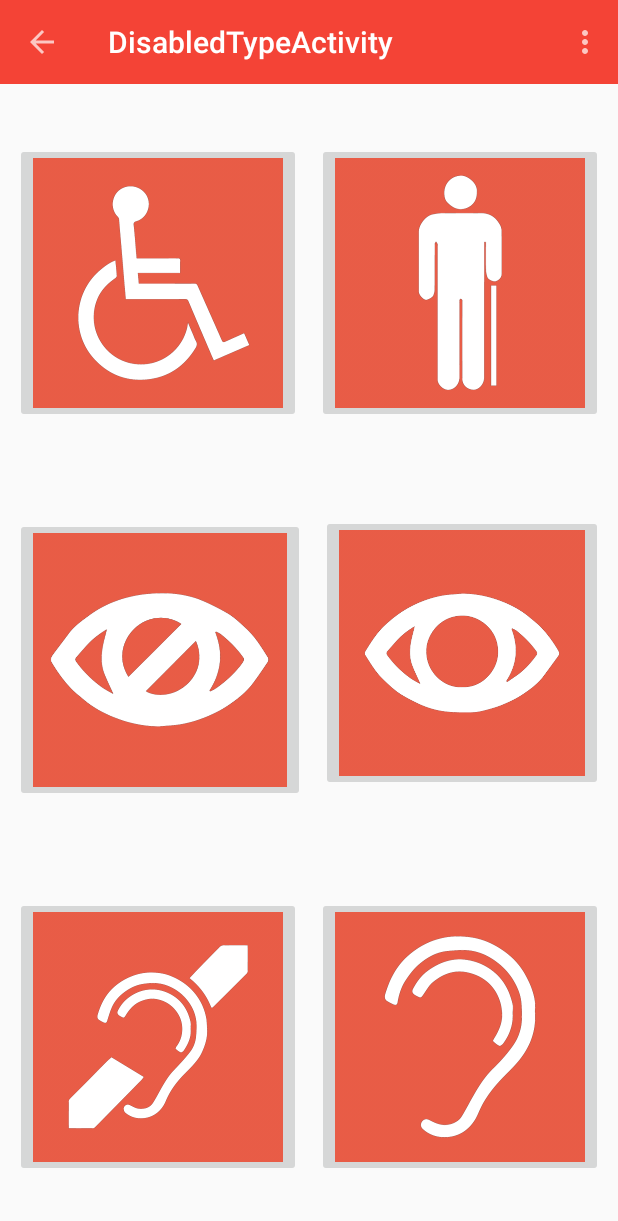
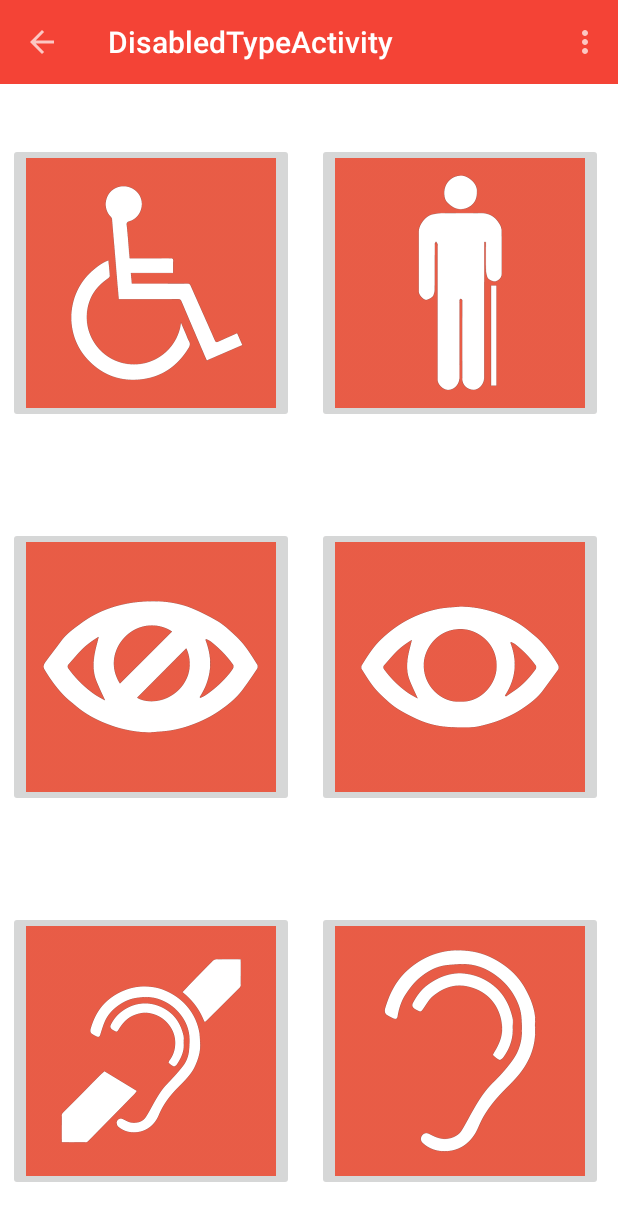
Before and after one commit to Symsystem/handiPlace, an Android app: the DisabledTypeActivity screen opened directly, with no data from a screen before it, on a phone screen of 412 x 824 dp. Shown: the top 1221 px of the screen. Run offline under Robolectric (Android 15) with nearby library versions, the light colour scheme and no system bars.

Commit message:
refactor the disability types icons style

```diff
--- a/app/src/main/res/layout/activity_disabled_type.xml
+++ b/app/src/main/res/layout/activity_disabled_type.xml
@@ -8,7 +8,6 @@
     <include
         layout="@layout/toolbar"
         android:id="@+id/toolbar" />
-
 
     <LinearLayout
         android:orientation="vertical"
@@ -23,31 +22,15 @@
             android:gravity="center_vertical">
 
             <ImageButton
-                    android:layout_width="wrap_content"
-                    android:layout_height="wrap_content"
                     android:id="@+id/disabled_type_1"
                     android:src="@drawable/disabled_icon"
-                    android:layout_weight="1"
-                    android:layout_marginLeft="10dp"
-                    android:layout_marginRight="5dp"
-                    android:adjustViewBounds="true"
-                    android:layout_marginTop="10dp"
-                    android:layout_marginBottom="5dp"
-                    android:scaleType="fitCenter"
+                    style="@style/DisabledTypeButton"
                 />
 
             <ImageButton
-                    android:layout_width="wrap_content"
-                    android:layout_height="wrap_content"
                     android:id="@+id/disabled_type_2"
                     android:src="@drawable/nottotallydisabled"
-                    android:layout_weight="1"
-                    android:layout_marginLeft="5dp"
-                    android:layout_marginRight="10dp"
-                    android:adjustViewBounds="true"
-                    android:layout_marginTop="10dp"
-                    android:layout_marginBottom="5dp"
-                    android:scaleType="fitCenter"
+                    style="@style/DisabledTypeButton"
                 />
         </LinearLayout>
 
@@ -59,31 +42,15 @@
             android:gravity="center_vertical">
 
             <ImageButton
-                    android:layout_width="wrap_content"
-                    android:layout_height="wrap_content"
                     android:id="@+id/disabled_type_3"
                     android:src="@drawable/blind_icon"
-                    android:layout_weight="1"
-                    android:adjustViewBounds="true"
-                    android:layout_marginLeft="10dp"
-                    android:layout_marginRight="5dp"
-                    android:layout_marginBottom="5dp"
-                    android:layout_marginTop="5dp"
-                    android:scaleType="fitCenter"
+                    style="@style/DisabledTypeButton"
                 />
 
             <ImageButton
-                    android:layout_width="wrap_content"
-                    android:layout_height="wrap_content"
                     android:id="@+id/disabled_type_4"
                     android:src="@drawable/tottotallyblind_icon"
-                    android:layout_weight="1"
-                    android:layout_marginLeft="5dp"
-                    android:layout_marginRight="10dp"
-                    android:adjustViewBounds="true"
-                    android:layout_marginTop="5dp"
-                    android:layout_marginBottom="10dp"
-                    android:scaleType="fitCenter"
+                    style="@style/DisabledTypeButton"
                 />
         </LinearLayout>
 
@@ -95,32 +62,18 @@
             android:gravity="center_vertical">
 
             <ImageButton
-                    android:layout_width="wrap_content"
-                    android:layout_height="wrap_content"
                     android:id="@+id/disabled_type_5"
                     android:src="@drawable/deaf_icon"
-                    android:layout_weight="1"
-                    android:adjustViewBounds="true"
-                    android:layout_marginLeft="10dp"
-                    android:layout_marginRight="5dp"
-                    android:layout_marginTop="5dp"
-                    android:layout_marginBottom="10dp"
-                    android:scaleType="fitCenter"
+                    style="@style/DisabledTypeButton"
                 />
 
             <ImageButton
-                    android:layout_width="wrap_content"
-                    android:layout_height="wrap_content"
                     android:id="@+id/disabled_type_6"
                     android:src="@drawable/nottotallydeaf_icon"
-                    android:layout_weight="1"
-                    android:adjustViewBounds="true"
-                    android:layout_marginLeft="5dp"
-                    android:layout_marginTop="5dp"
-                    android:layout_marginRight="10dp"
-                    android:layout_marginBottom="10dp"
-                    android:scaleType="fitCenter"
+                    style="@style/DisabledTypeButton"
                 />
+
+
         </LinearLayout>
     </LinearLayout>
 
--- a/app/src/main/res/values/colors.xml
+++ b/app/src/main/res/values/colors.xml
@@ -8,4 +8,7 @@
     <color name="secondary_text">#727272</color>
     <color name="icons">#FFFFFF</color>
     <color name="divider">#B6B6B6</color>
+
+    <color name="background">#fff</color>
+
 </resources>
--- a/app/src/main/res/values/styles.xml
+++ b/app/src/main/res/values/styles.xml
@@ -1,7 +1,7 @@
 <resources>
 
     <style name="AppTheme.Base" parent="Theme.AppCompat.Light.NoActionBar">
-
+        <item name="android:windowBackground">@color/background</item>
     </style>
 
     <style name="AppTheme" parent="AppTheme.Base">
@@ -15,5 +15,19 @@
 
     </style>
 
+    <style name="DisabledTypeButton">
+
+        <item name="android:layout_height">wrap_content</item>
+        <item name="android:layout_width">wrap_content</item>
+        <item name="android:layout_weight">1</item>
+        <item name="android:layout_marginLeft">5dp</item>
+        <item name="android:layout_marginRight">10dp</item>
+        <item name="android:adjustViewBounds">true</item>
+        <item name="android:layout_marginTop">10dp</item>
+        <item name="android:layout_marginBottom">5dp</item>
+        <item name="android:scaleType">fitCenter</item>
+
+    </style>
+
 
 </resources>
```
